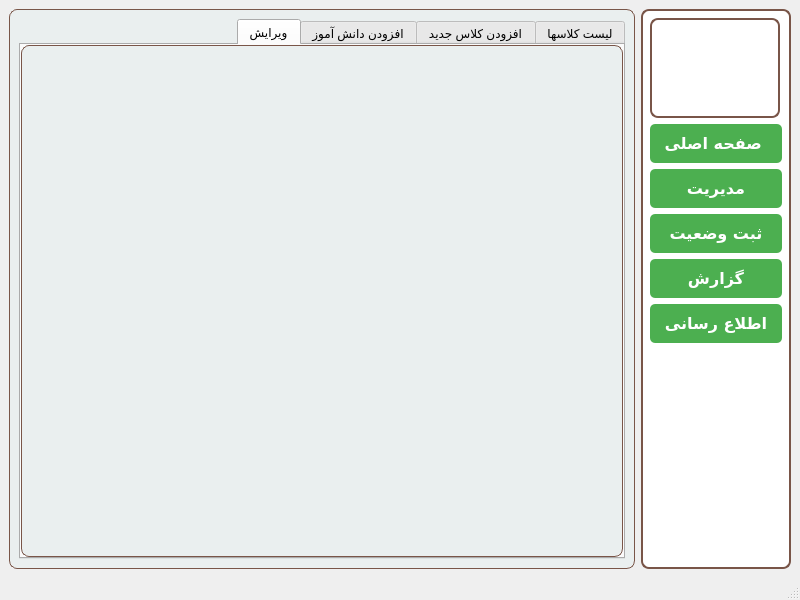
Before: the Qt Designer form front_end/ui/dashboard.ui in afsharifar-reza/Attendance_app, drawn with Qt 5.
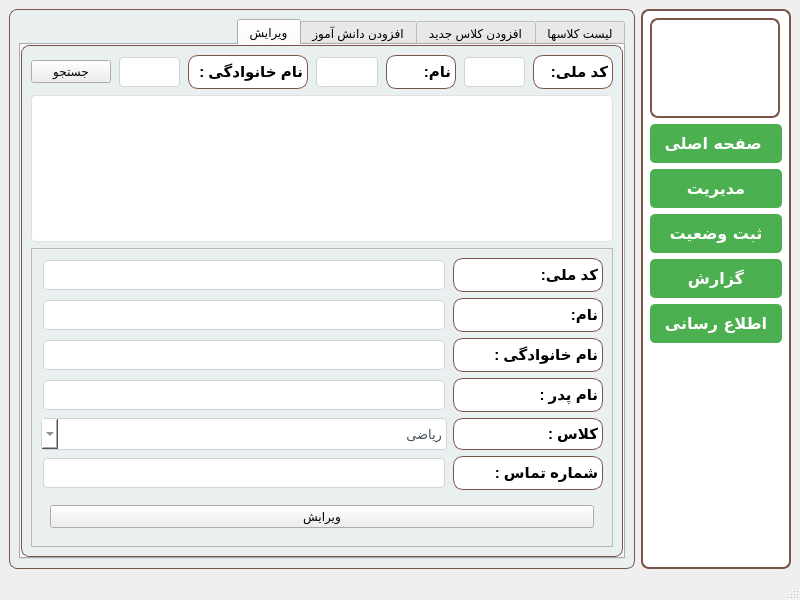
After: the same form once the commit is applied. The open tabs and pages were chosen to show the change. Icons and pictures are not drawn.

Diff of the .ui file:
```diff
--- a/front_end/ui/dashboard.ui
+++ b/front_end/ui/dashboard.ui
@@ -1219,6 +1219,791 @@
            <attribute name="title">
             <string>ویرایش</string>
            </attribute>
+           <layout class="QVBoxLayout" name="verticalLayout_7">
+            <item>
+             <layout class="QHBoxLayout" name="horizontalLayout_13">
+              <item>
+               <widget class="QLabel" name="label_18">
+                <property name="minimumSize">
+                 <size>
+                  <width>80</width>
+                  <height>0</height>
+                 </size>
+                </property>
+                <property name="maximumSize">
+                 <size>
+                  <width>80</width>
+                  <height>16777215</height>
+                 </size>
+                </property>
+                <property name="layoutDirection">
+                 <enum>Qt::LeftToRight</enum>
+                </property>
+                <property name="styleSheet">
+                 <string notr="true">QLabel{
+ background-color: #ffffff;
+  border: 1px solid #795548; /* کادر دور فریم (ضخامت 2px و رنگ قهوه‌ای) */
+  padding:5 px;
+  border-radius: 10px; /* لبه‌های گرد */
+  text-align:center;
+  font-family: &quot;B Nazanin&quot;;
+  font-size: 15px;
+  font-weight: bold;
+}</string>
+                </property>
+                <property name="text">
+                 <string>کد ملی:</string>
+                </property>
+                <property name="alignment">
+                 <set>Qt::AlignLeading|Qt::AlignLeft|Qt::AlignVCenter</set>
+                </property>
+               </widget>
+              </item>
+              <item>
+               <widget class="QLineEdit" name="nationalCodeSearchLineEdit">
+                <property name="styleSheet">
+                 <string notr="true">QLineEdit {
+    /* تنظیمات فونت و متن */
+    font-family: &quot;Segoe UI&quot;, &quot;B Nazanin&quot;, &quot;Arial&quot;;
+    font-size: 12px;
+    color: #495057;
+    
+    /* تنظیمات حاشیه و فاصله */
+    padding: 6px 8px;
+    margin: 2px;
+    
+    /* تنظیمات ظاهری */
+    background-color: #ffffff;
+    border: 1px solid #ced4da;
+    border-radius: 4px;
+    
+    /* جلوه‌های ویژه */
+    selection-background-color: #007bff;
+    selection-color: #ffffff;
+}</string>
+                </property>
+               </widget>
+              </item>
+              <item>
+               <widget class="QLabel" name="label_19">
+                <property name="minimumSize">
+                 <size>
+                  <width>70</width>
+                  <height>0</height>
+                 </size>
+                </property>
+                <property name="maximumSize">
+                 <size>
+                  <width>70</width>
+                  <height>16777215</height>
+                 </size>
+                </property>
+                <property name="layoutDirection">
+                 <enum>Qt::LeftToRight</enum>
+                </property>
+                <property name="styleSheet">
+                 <string notr="true">QLabel{
+ background-color: #ffffff;
+  border: 1px solid #795548; /* کادر دور فریم (ضخامت 2px و رنگ قهوه‌ای) */
+  padding:5 px;
+  border-radius: 10px; /* لبه‌های گرد */
+  text-align:center;
+  font-family: &quot;B Nazanin&quot;;
+  font-size: 15px;
+  font-weight: bold;
+}</string>
+                </property>
+                <property name="text">
+                 <string>نام:</string>
+                </property>
+                <property name="alignment">
+                 <set>Qt::AlignLeading|Qt::AlignLeft|Qt::AlignVCenter</set>
+                </property>
+               </widget>
+              </item>
+              <item>
+               <widget class="QLineEdit" name="firstNameSearchLineEdit">
+                <property name="styleSheet">
+                 <string notr="true">QLineEdit {
+    /* تنظیمات فونت و متن */
+    font-family: &quot;Segoe UI&quot;, &quot;B Nazanin&quot;, &quot;Arial&quot;;
+    font-size: 12px;
+    color: #495057;
+    
+    /* تنظیمات حاشیه و فاصله */
+    padding: 6px 8px;
+    margin: 2px;
+    
+    /* تنظیمات ظاهری */
+    background-color: #ffffff;
+    border: 1px solid #ced4da;
+    border-radius: 4px;
+    
+    /* جلوه‌های ویژه */
+    selection-background-color: #007bff;
+    selection-color: #ffffff;
+}</string>
+                </property>
+                <property name="inputMask">
+                 <string/>
+                </property>
+                <property name="maxLength">
+                 <number>32765</number>
+                </property>
+               </widget>
+              </item>
+              <item>
+               <widget class="QLabel" name="label_20">
+                <property name="minimumSize">
+                 <size>
+                  <width>120</width>
+                  <height>0</height>
+                 </size>
+                </property>
+                <property name="maximumSize">
+                 <size>
+                  <width>120</width>
+                  <height>16777215</height>
+                 </size>
+                </property>
+                <property name="styleSheet">
+                 <string notr="true">QLabel{
+ background-color: #ffffff;
+  border: 1px solid #795548; /* کادر دور فریم (ضخامت 2px و رنگ قهوه‌ای) */
+  padding:5 px;
+  border-radius: 10px; /* لبه‌های گرد */
+  text-align:center;
+  font-family: &quot;B Nazanin&quot;;
+  font-size: 15px;
+  font-weight: bold;
+}</string>
+                </property>
+                <property name="text">
+                 <string>نام خانوادگی :</string>
+                </property>
+                <property name="alignment">
+                 <set>Qt::AlignLeading|Qt::AlignLeft|Qt::AlignVCenter</set>
+                </property>
+               </widget>
+              </item>
+              <item>
+               <widget class="QLineEdit" name="lastNameSearchLineEdit">
+                <property name="styleSheet">
+                 <string notr="true">QLineEdit {
+    /* تنظیمات فونت و متن */
+    font-family: &quot;Segoe UI&quot;, &quot;B Nazanin&quot;, &quot;Arial&quot;;
+    font-size: 12px;
+    color: #495057;
+    
+    /* تنظیمات حاشیه و فاصله */
+    padding: 6px 8px;
+    margin: 2px;
+    
+    /* تنظیمات ظاهری */
+    background-color: #ffffff;
+    border: 1px solid #ced4da;
+    border-radius: 4px;
+    
+    /* جلوه‌های ویژه */
+    selection-background-color: #007bff;
+    selection-color: #ffffff;
+}</string>
+                </property>
+                <property name="inputMask">
+                 <string/>
+                </property>
+                <property name="maxLength">
+                 <number>32765</number>
+                </property>
+               </widget>
+              </item>
+              <item>
+               <widget class="QPushButton" name="searchButton">
+                <property name="text">
+                 <string>جستجو</string>
+                </property>
+               </widget>
+              </item>
+             </layout>
+            </item>
+            <item>
+             <layout class="QVBoxLayout" name="verticalLayout_5">
+              <item>
+               <widget class="QTableView" name="studentTableView">
+                <property name="styleSheet">
+                 <string notr="true">/* استایل پایه برای جدول */
+QTableView {
+    /* تنظیمات ظاهری */
+    background-color: #ffffff;
+    border: 1px solid #e0e0e0;
+    border-radius: 4px;
+    gridline-color: #f0f0f0;
+    outline: 0;
+    
+    /* تنظیمات فونت */
+    font-family: &quot;Segoe UI&quot;, Arial, sans-serif;
+    font-size: 12px;
+    color: #333333;
+    
+    /* تنظیمات انتخاب */
+    selection-background-color: #4a90e2;
+    selection-color: #ffffff;
+    alternate-background-color: #f8f9fa;
+}
+
+/* استایل هدرهای عمودی */
+QHeaderView::section:vertical {
+    background-color: #f8f9fa;
+    color: #495057;
+    padding: 8px;
+    border: none;
+    font-weight: 500;
+}
+
+/* استایل هدرهای افقی */
+QHeaderView::section:horizontal {
+    background-color: #f8f9fa;
+    color: #495057;
+    padding: 8px;
+    border: none;
+    border-bottom: 1px solid #dee2e6;
+    font-weight: 500;
+}
+
+/* افکت hover روی هدرها */
+QHeaderView::section:hover {
+    background-color: #e9ecef;
+}
+
+/* استایل گوشه جدول */
+QTableCornerButton::section {
+    background-color: #f8f9fa;
+    border: none;
+}
+
+/* استایل سطرهای متناوب */
+QTableView {
+    alternate-background-color: #f8f9fa;
+}
+
+/* استایل آیتم‌ها */
+QTableView::item {
+    padding: 6px;
+    border-bottom: 1px solid #f0f0f0;
+}
+
+/* استایل اسکرول بارها */
+QScrollBar:vertical {
+    border: none;
+    background: #f8f9fa;
+    width: 10px;
+    margin: 0;
+}
+
+QScrollBar::handle:vertical {
+    background: #ced4da;
+    min-height: 20px;
+    border-radius: 5px;
+}
+
+QScrollBar:horizontal {
+    border: none;
+    background: #f8f9fa;
+    height: 10px;
+    margin: 0;
+}
+
+QScrollBar::handle:horizontal {
+    background: #ced4da;
+    min-width: 20px;
+    border-radius: 5px;
+}
+
+/* استایل حالت فوکوس */
+QTableView::item:focus {
+    border: 1px solid #80bdff;
+    background: rgba(0, 123, 255, 0.1);
+}</string>
+                </property>
+                <attribute name="horizontalHeaderCascadingSectionResizes">
+                 <bool>false</bool>
+                </attribute>
+                <attribute name="horizontalHeaderDefaultSectionSize">
+                 <number>120</number>
+                </attribute>
+                <attribute name="horizontalHeaderStretchLastSection">
+                 <bool>true</bool>
+                </attribute>
+                <attribute name="verticalHeaderStretchLastSection">
+                 <bool>false</bool>
+                </attribute>
+               </widget>
+              </item>
+             </layout>
+            </item>
+            <item>
+             <widget class="QFrame" name="frame_3">
+              <property name="layoutDirection">
+               <enum>Qt::RightToLeft</enum>
+              </property>
+              <property name="frameShape">
+               <enum>QFrame::StyledPanel</enum>
+              </property>
+              <property name="frameShadow">
+               <enum>QFrame::Raised</enum>
+              </property>
+              <layout class="QVBoxLayout" name="verticalLayout_6">
+               <item>
+                <layout class="QFormLayout" name="formLayout_3">
+                 <item row="0" column="0">
+                  <widget class="QLabel" name="label_21">
+                   <property name="minimumSize">
+                    <size>
+                     <width>150</width>
+                     <height>0</height>
+                    </size>
+                   </property>
+                   <property name="maximumSize">
+                    <size>
+                     <width>150</width>
+                     <height>16777215</height>
+                    </size>
+                   </property>
+                   <property name="layoutDirection">
+                    <enum>Qt::LeftToRight</enum>
+                   </property>
+                   <property name="styleSheet">
+                    <string notr="true">QLabel{
+ background-color: #ffffff;
+  border: 1px solid #795548; /* کادر دور فریم (ضخامت 2px و رنگ قهوه‌ای) */
+  padding:5 px;
+  border-radius: 10px; /* لبه‌های گرد */
+  text-align:center;
+  font-family: &quot;B Nazanin&quot;;
+  font-size: 15px;
+  font-weight: bold;
+}</string>
+                   </property>
+                   <property name="text">
+                    <string>کد ملی:</string>
+                   </property>
+                   <property name="alignment">
+                    <set>Qt::AlignLeading|Qt::AlignLeft|Qt::AlignVCenter</set>
+                   </property>
+                  </widget>
+                 </item>
+                 <item row="0" column="1">
+                  <widget class="QLineEdit" name="nationalCodeEditLineEdit">
+                   <property name="styleSheet">
+                    <string notr="true">QLineEdit {
+    /* تنظیمات فونت و متن */
+    font-family: &quot;Segoe UI&quot;, &quot;B Nazanin&quot;, &quot;Arial&quot;;
+    font-size: 12px;
+    color: #495057;
+    
+    /* تنظیمات حاشیه و فاصله */
+    padding: 6px 8px;
+    margin: 2px;
+    
+    /* تنظیمات ظاهری */
+    background-color: #ffffff;
+    border: 1px solid #ced4da;
+    border-radius: 4px;
+    
+    /* جلوه‌های ویژه */
+    selection-background-color: #007bff;
+    selection-color: #ffffff;
+}</string>
+                   </property>
+                   <property name="inputMask">
+                    <string/>
+                   </property>
+                   <property name="maxLength">
+                    <number>32765</number>
+                   </property>
+                  </widget>
+                 </item>
+                 <item row="1" column="0">
+                  <widget class="QLabel" name="label_22">
+                   <property name="minimumSize">
+                    <size>
+                     <width>150</width>
+                     <height>0</height>
+                    </size>
+                   </property>
+                   <property name="maximumSize">
+                    <size>
+                     <width>150</width>
+                     <height>16777215</height>
+                    </size>
+                   </property>
+                   <property name="layoutDirection">
+                    <enum>Qt::LeftToRight</enum>
+                   </property>
+                   <property name="styleSheet">
+                    <string notr="true">QLabel{
+ background-color: #ffffff;
+  border: 1px solid #795548; /* کادر دور فریم (ضخامت 2px و رنگ قهوه‌ای) */
+  padding:5 px;
+  border-radius: 10px; /* لبه‌های گرد */
+  text-align:center;
+  font-family: &quot;B Nazanin&quot;;
+  font-size: 15px;
+  font-weight: bold;
+}</string>
+                   </property>
+                   <property name="text">
+                    <string>نام:</string>
+                   </property>
+                   <property name="alignment">
+                    <set>Qt::AlignLeading|Qt::AlignLeft|Qt::AlignVCenter</set>
+                   </property>
+                  </widget>
+                 </item>
+                 <item row="1" column="1">
+                  <widget class="QLineEdit" name="firstNameEditLineEdit">
+                   <property name="styleSheet">
+                    <string notr="true">QLineEdit {
+    /* تنظیمات فونت و متن */
+    font-family: &quot;Segoe UI&quot;, &quot;B Nazanin&quot;, &quot;Arial&quot;;
+    font-size: 12px;
+    color: #495057;
+    
+    /* تنظیمات حاشیه و فاصله */
+    padding: 6px 8px;
+    margin: 2px;
+    
+    /* تنظیمات ظاهری */
+    background-color: #ffffff;
+    border: 1px solid #ced4da;
+    border-radius: 4px;
+    
+    /* جلوه‌های ویژه */
+    selection-background-color: #007bff;
+    selection-color: #ffffff;
+}</string>
+                   </property>
+                  </widget>
+                 </item>
+                 <item row="2" column="0">
+                  <widget class="QLabel" name="label_23">
+                   <property name="minimumSize">
+                    <size>
+                     <width>150</width>
+                     <height>0</height>
+                    </size>
+                   </property>
+                   <property name="maximumSize">
+                    <size>
+                     <width>150</width>
+                     <height>16777215</height>
+                    </size>
+                   </property>
+                   <property name="styleSheet">
+                    <string notr="true">QLabel{
+ background-color: #ffffff;
+  border: 1px solid #795548; /* کادر دور فریم (ضخامت 2px و رنگ قهوه‌ای) */
+  padding:5 px;
+  border-radius: 10px; /* لبه‌های گرد */
+  text-align:center;
+  font-family: &quot;B Nazanin&quot;;
+  font-size: 15px;
+  font-weight: bold;
+}</string>
+                   </property>
+                   <property name="text">
+                    <string>نام خانوادگی :</string>
+                   </property>
+                   <property name="alignment">
+                    <set>Qt::AlignLeading|Qt::AlignLeft|Qt::AlignVCenter</set>
+                   </property>
+                  </widget>
+                 </item>
+                 <item row="2" column="1">
+                  <widget class="QLineEdit" name="lastNameEditLineEdit">
+                   <property name="styleSheet">
+                    <string notr="true">QLineEdit {
+    /* تنظیمات فونت و متن */
+    font-family: &quot;Segoe UI&quot;, &quot;B Nazanin&quot;, &quot;Arial&quot;;
+    font-size: 12px;
+    color: #495057;
+    
+    /* تنظیمات حاشیه و فاصله */
+    padding: 6px 8px;
+    margin: 2px;
+    
+    /* تنظیمات ظاهری */
+    background-color: #ffffff;
+    border: 1px solid #ced4da;
+    border-radius: 4px;
+    
+    /* جلوه‌های ویژه */
+    selection-background-color: #007bff;
+    selection-color: #ffffff;
+}</string>
+                   </property>
+                  </widget>
+                 </item>
+                 <item row="3" column="0">
+                  <widget class="QLabel" name="label_24">
+                   <property name="minimumSize">
+                    <size>
+                     <width>150</width>
+                     <height>0</height>
+                    </size>
+                   </property>
+                   <property name="maximumSize">
+                    <size>
+                     <width>150</width>
+                     <height>16777215</height>
+                    </size>
+                   </property>
+                   <property name="layoutDirection">
+                    <enum>Qt::LeftToRight</enum>
+                   </property>
+                   <property name="styleSheet">
+                    <string notr="true">QLabel{
+ background-color: #ffffff;
+  border: 1px solid #795548; /* کادر دور فریم (ضخامت 2px و رنگ قهوه‌ای) */
+  padding:5 px;
+  border-radius: 10px; /* لبه‌های گرد */
+  text-align:center;
+  font-family: &quot;B Nazanin&quot;;
+  font-size: 15px;
+  font-weight: bold;
+}</string>
+                   </property>
+                   <property name="text">
+                    <string>نام پدر :</string>
+                   </property>
+                   <property name="alignment">
+                    <set>Qt::AlignLeading|Qt::AlignLeft|Qt::AlignVCenter</set>
+                   </property>
+                  </widget>
+                 </item>
+                 <item row="3" column="1">
+                  <widget class="QLineEdit" name="fatherNameEditLineEdit">
+                   <property name="styleSheet">
+                    <string notr="true">QLineEdit {
+    /* تنظیمات فونت و متن */
+    font-family: &quot;Segoe UI&quot;, &quot;B Nazanin&quot;, &quot;Arial&quot;;
+    font-size: 12px;
+    color: #495057;
+    
+    /* تنظیمات حاشیه و فاصله */
+    padding: 6px 8px;
+    margin: 2px;
+    
+    /* تنظیمات ظاهری */
+    background-color: #ffffff;
+    border: 1px solid #ced4da;
+    border-radius: 4px;
+    
+    /* جلوه‌های ویژه */
+    selection-background-color: #007bff;
+    selection-color: #ffffff;
+}</string>
+                   </property>
+                  </widget>
+                 </item>
+                 <item row="4" column="0">
+                  <widget class="QLabel" name="label_25">
+                   <property name="minimumSize">
+                    <size>
+                     <width>150</width>
+                     <height>0</height>
+                    </size>
+                   </property>
+                   <property name="maximumSize">
+                    <size>
+                     <width>150</width>
+                     <height>16777215</height>
+                    </size>
+                   </property>
+                   <property name="layoutDirection">
+                    <enum>Qt::LeftToRight</enum>
+                   </property>
+                   <property name="styleSheet">
+                    <string notr="true">QLabel{
+ background-color: #ffffff;
+  border: 1px solid #795548; /* کادر دور فریم (ضخامت 2px و رنگ قهوه‌ای) */
+  padding:5 px;
+  border-radius: 10px; /* لبه‌های گرد */
+  text-align:center;
+  font-family: &quot;B Nazanin&quot;;
+  font-size: 15px;
+  font-weight: bold;
+}</string>
+                   </property>
+                   <property name="text">
+                    <string>کلاس :</string>
+                   </property>
+                   <property name="alignment">
+                    <set>Qt::AlignLeading|Qt::AlignLeft|Qt::AlignVCenter</set>
+                   </property>
+                  </widget>
+                 </item>
+                 <item row="4" column="1">
+                  <widget class="QComboBox" name="class_comboBox_2">
+                   <property name="minimumSize">
+                    <size>
+                     <width>202</width>
+                     <height>32</height>
+                    </size>
+                   </property>
+                   <property name="maximumSize">
+                    <size>
+                     <width>16777215</width>
+                     <height>16777215</height>
+                    </size>
+                   </property>
+                   <property name="layoutDirection">
+                    <enum>Qt::RightToLeft</enum>
+                   </property>
+                   <property name="autoFillBackground">
+                    <bool>false</bool>
+                   </property>
+                   <property name="styleSheet">
+                    <string notr="true">QComboBox {
+    /* تنظیمات فونت */
+    font-family: &quot;B Nazanin&quot;, &quot;Segoe UI&quot;, Arial;
+    font-size: 13px;
+    color: #495057;
+    
+    /* تنظیمات ظاهری */
+    background-color: #ffffff;
+    border: 1px solid #ced4da;
+    border-radius: 4px;
+  
+    min-width: 200px;
+    min-height: 30px;
+    
+    /* تراز متن برای فارسی - راه حل اصلی */
+    text-align: right;
+    direction: rtl;
+}
+
+/* راهکار جایگزین برای تراز متن */
+QComboBox QAbstractItemView {
+    text-align: right;
+    direction: rtl;
+}
+
+/* عنصر متن داخل کامبوباکس */
+QComboBox QLineEdit {
+    text-align: right;
+    padding-right: 5px;
+    direction: rtl;
+}</string>
+                   </property>
+                   <property name="currentText">
+                    <string>ریاضی</string>
+                   </property>
+                   <property name="maxCount">
+                    <number>2147483646</number>
+                   </property>
+                   <property name="insertPolicy">
+                    <enum>QComboBox::InsertAtBottom</enum>
+                   </property>
+                   <property name="sizeAdjustPolicy">
+                    <enum>QComboBox::AdjustToContents</enum>
+                   </property>
+                   <property name="frame">
+                    <bool>true</bool>
+                   </property>
+                   <item>
+                    <property name="text">
+                     <string>ریاضی</string>
+                    </property>
+                   </item>
+                   <item>
+                    <property name="text">
+                     <string>تجربی</string>
+                    </property>
+                   </item>
+                  </widget>
+                 </item>
+                 <item row="5" column="0">
+                  <widget class="QLabel" name="label_26">
+                   <property name="minimumSize">
+                    <size>
+                     <width>150</width>
+                     <height>0</height>
+                    </size>
+                   </property>
+                   <property name="maximumSize">
+                    <size>
+                     <width>150</width>
+                     <height>16777215</height>
+                    </size>
+                   </property>
+                   <property name="layoutDirection">
+                    <enum>Qt::LeftToRight</enum>
+                   </property>
+                   <property name="styleSheet">
+                    <string notr="true">QLabel{
+ background-color: #ffffff;
+  border: 1px solid #795548; /* کادر دور فریم (ضخامت 2px و رنگ قهوه‌ای) */
+  padding:5 px;
+  border-radius: 10px; /* لبه‌های گرد */
+  text-align:center;
+  font-family: &quot;B Nazanin&quot;;
+  font-size: 15px;
+  font-weight: bold;
+}</string>
+                   </property>
+                   <property name="text">
+                    <string>شماره تماس :</string>
+                   </property>
+                   <property name="alignment">
+                    <set>Qt::AlignLeading|Qt::AlignLeft|Qt::AlignVCenter</set>
+                   </property>
+                  </widget>
+                 </item>
+                 <item row="5" column="1">
+                  <widget class="QLineEdit" name="phoneNumberEditLineEdit">
+                   <property name="styleSheet">
+                    <string notr="true">QLineEdit {
+    /* تنظیمات فونت و متن */
+    font-family: &quot;Segoe UI&quot;, &quot;B Nazanin&quot;, &quot;Arial&quot;;
+    font-size: 12px;
+    color: #495057;
+    
+    /* تنظیمات حاشیه و فاصله */
+    padding: 6px 8px;
+    margin: 2px;
+    
+    /* تنظیمات ظاهری */
+    background-color: #ffffff;
+    border: 1px solid #ced4da;
+    border-radius: 4px;
+    
+    /* جلوه‌های ویژه */
+    selection-background-color: #007bff;
+    selection-color: #ffffff;
+}</string>
+                   </property>
+                  </widget>
+                 </item>
+                </layout>
+               </item>
+               <item>
+                <widget class="QWidget" name="widget_9" native="true">
+                 <layout class="QHBoxLayout" name="horizontalLayout_14">
+                  <item>
+                   <widget class="QPushButton" name="update_student_btn">
+                    <property name="text">
+                     <string>ویرایش</string>
+                    </property>
+                   </widget>
+                  </item>
+                 </layout>
+                </widget>
+               </item>
+              </layout>
+             </widget>
+            </item>
+           </layout>
           </widget>
          </widget>
         </item>
```
Left out of the diff: 515 changed lines with no effect on the pictures.
